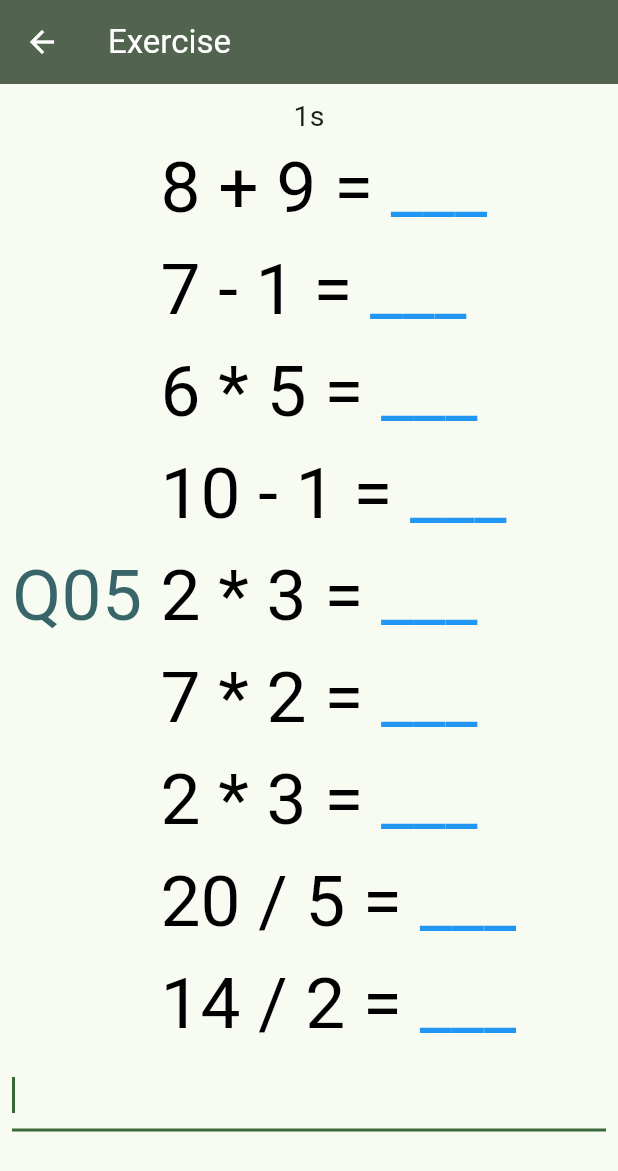
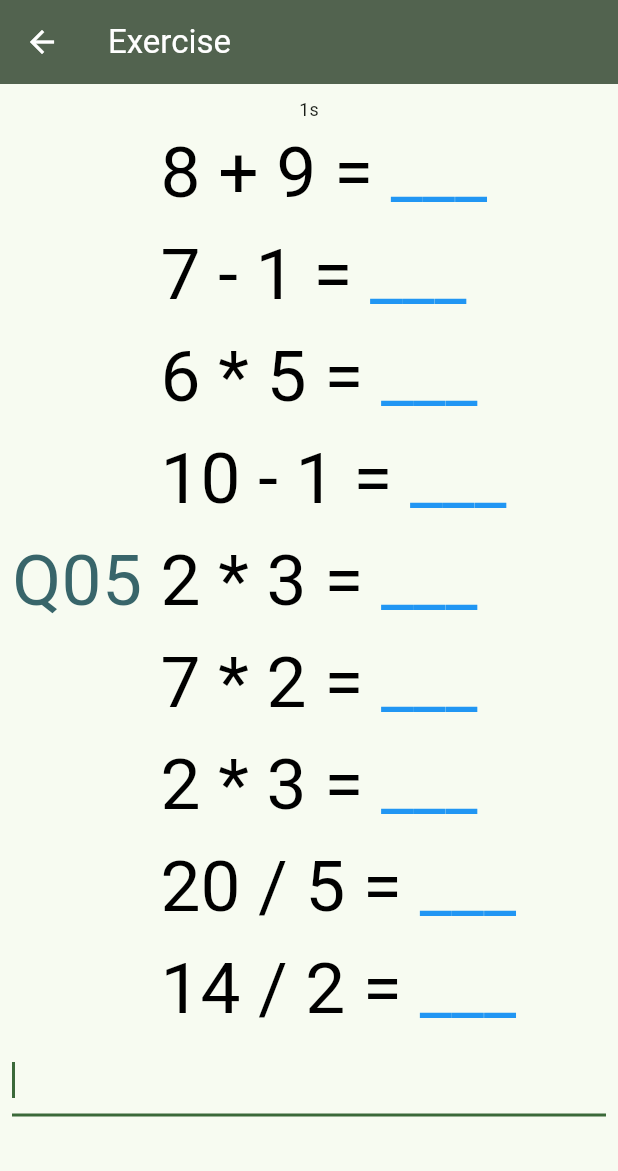
Before and after one commit to loloof64/Hurry-Math, a Flutter app: the screen it shows after launch, after a tap on "New simple exercise", on a phone screen of 412 x 824 dp. Shown: the top 1171 px of the screen. Run offline on Flutter 3.47's test engine with Material 2 defaults, Android fonts, the phone set to English and light mode, and no system bars; drawn by our look-alikes of scrollable_positioned_list; our stand-ins replace flutter_riverpod.

Commit message:
slight improve of time label in exercise page

```diff
--- a/lib/screens/exercise.dart
+++ b/lib/screens/exercise.dart
@@ -106,7 +106,7 @@ class __ExerciceWidgetState extends ConsumerState<_ExerciceWidget> {
                       child: Text(
                         timeString,
                         style: TextStyle(
-                          fontSize: fontSize * 0.4,
+                          fontSize: fontSize * 0.25,
                         ),
                       ),
                     ),
```
